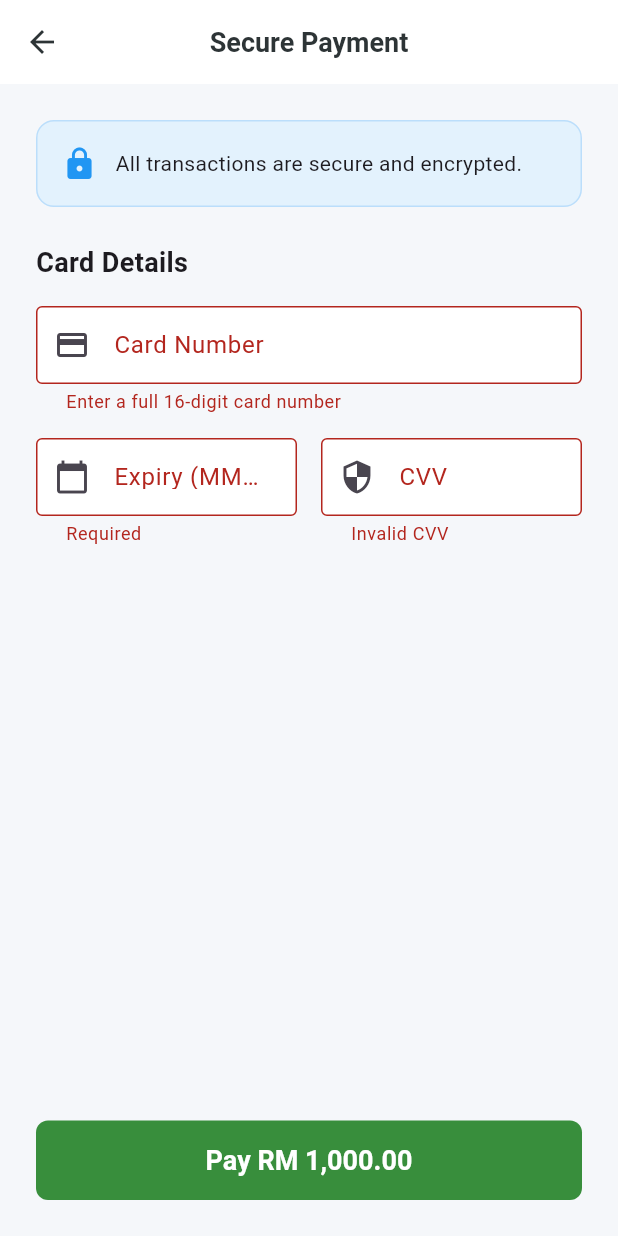
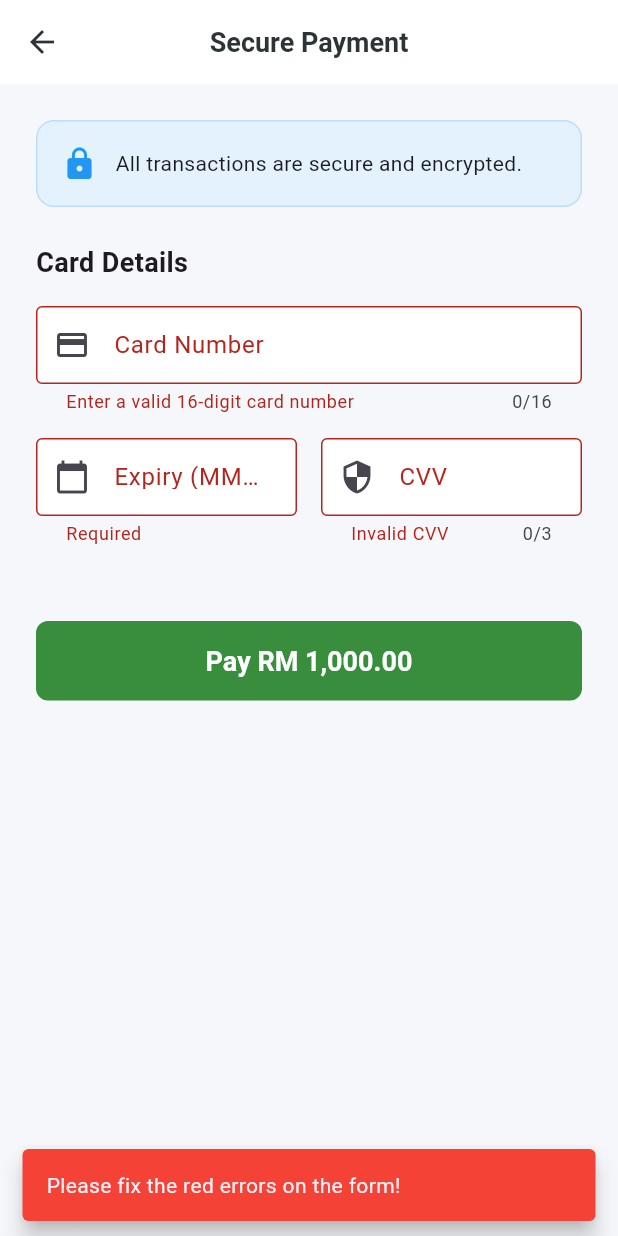
Before and after one commit to nrlisa/mobile-project, a Flutter app: the PaymentScreen screen opened by its route, after a tap on "Pay RM 1,000.00", on a phone screen of 412 x 824 dp. Run offline on Flutter 3.47's test engine with Material 3 defaults, Android fonts, the phone set to English and light mode, and no system bars; our stand-ins replace go_router.

Commit message:
Intial commit with full project

```diff
--- a/lib/screens/exhibitor/payment_screen.dart
+++ b/lib/screens/exhibitor/payment_screen.dart
@@ -1,6 +1,5 @@
 import 'package:flutter/material.dart';
-import 'package:flutter/services.dart'; // Needed for input formatters
-import 'package:go_router/go_router.dart';
+import 'package:flutter/services.dart';
 
 class PaymentScreen extends StatefulWidget {
   const PaymentScreen({super.key});
@@ -13,7 +12,7 @@ class _PaymentScreenState extends State<PaymentScreen> {
   bool _isLoading = false;
   final _formKey = GlobalKey<FormState>();
 
-  // Controllers
+  // Text Controllers
   final _cardController = TextEditingController();
   final _expiryController = TextEditingController();
   final _cvvController = TextEditingController();
@@ -26,14 +25,23 @@ class _PaymentScreenState extends State<PaymentScreen> {
     super.dispose();
   }
 
+  // --- PAYMENT LOGIC ---
   Future<void> _processPayment() async {
-    // 1. Clear keyboard to see any error messages clearly
+    // 1. Hide keyboard
     FocusScope.of(context).unfocus();
 
     // 2. Check Validation
-    if (!_formKey.currentState!.validate()) {
-      // Logic Fix: If validation fails, stop here so the user sees the red error text.
-      // We explicitly return so logic doesn't continue.
+    final isValid = _formKey.currentState!.validate();
+
+    if (!isValid) {
+      // VISUAL FEEDBACK: Shows a red bar if the form is wrong
+      ScaffoldMessenger.of(context).showSnackBar(
+        const SnackBar(
+          content: Text("Please fix the red errors on the form!"),
+          backgroundColor: Colors.red,
+          behavior: SnackBarBehavior.floating,
+        ),
+      );
       return;
     }
 
@@ -41,7 +49,7 @@ class _PaymentScreenState extends State<PaymentScreen> {
     setState(() => _isLoading = true);
 
     try {
-      // Simulate network delay
+      // Simulate network delay (2 seconds)
       await Future.delayed(const Duration(seconds: 2));
 
       if (!mounted) return;
@@ -62,16 +70,14 @@ class _PaymentScreenState extends State<PaymentScreen> {
             ],
           ),
           content: const Text(
-            "Your booth has been successfully reserved.\nYou can view it in 'My Applications'.",
+            "Your booth has been reserved!\nCheck 'My Applications'.",
             textAlign: TextAlign.center
           ),
           actions: [
   TextButton(
     onPressed: () {
-                // Ensure the dialog closes before navigating
-                context.pop();
-                // Navigate away - ensure this route exists in your GoRouter config
-                context.go('/exhibitor/applications');
+      Navigator.pop(ctx); // Close Dialog
+      Navigator.pop(context); // Close Payment Screen & Go back to Flow
     },
     child: const Text("View Receipt"),
   )
@@ -80,12 +86,11 @@ class _PaymentScreenState extends State<PaymentScreen> {
       );
 
     } catch (e) {
-      // 5. Error Handling (Fixes the "Stuck Loading" issue)
-      // If payment fails, we MUST turn off loading
+      // 5. Error Handling
       if (mounted) {
         setState(() => _isLoading = false);
         ScaffoldMessenger.of(context).showSnackBar(
-          SnackBar(content: Text("Payment Failed: $e"), backgroundColor: Colors.red),
+          SnackBar(content: Text("Error: $e"), backgroundColor: Colors.red),
         );
       }
     }
@@ -95,14 +100,16 @@ class _PaymentScreenState extends State<PaymentScreen> {
   Widget build(BuildContext context) {
     return Scaffold(
       appBar: AppBar(title: const Text("Secure Payment")),
-      body: Padding(
+      // ADDED SCROLL VIEW: Prevents "Bottom Overflow" errors
+      body: SingleChildScrollView(
+        child: Padding(
           padding: const EdgeInsets.all(24.0),
           child: Form(
             key: _formKey,
             child: Column(
               crossAxisAlignment: CrossAxisAlignment.stretch,
               children: [
-              // Header
+                // Info Header
                 Container(
                   padding: const EdgeInsets.all(16),
                   decoration: BoxDecoration(
@@ -123,7 +130,7 @@ class _PaymentScreenState extends State<PaymentScreen> {
                 const Text("Card Details", style: TextStyle(fontSize: 18, fontWeight: FontWeight.bold)),
                 const SizedBox(height: 16),
 
-              // Card Number
+                // Card Number Field
                 TextFormField(
                   controller: _cardController,
                   decoration: const InputDecoration(
@@ -131,16 +138,14 @@ class _PaymentScreenState extends State<PaymentScreen> {
                     hintText: "0000 0000 0000 0000",
                     prefixIcon: Icon(Icons.credit_card),
                     border: OutlineInputBorder(),
-                  counterText: "", // Hides the character counter
                   ),
                   keyboardType: TextInputType.number,
-                maxLength: 16, // Hard limit
-                inputFormatters: [
-                  FilteringTextInputFormatter.digitsOnly, // Only allow numbers
-                ],
+                  // Ensure only numbers are typed
+                  inputFormatters: [FilteringTextInputFormatter.digitsOnly],
+                  maxLength: 16,
                   validator: (value) {
                     if (value == null || value.length < 16) {
-                    return "Enter a full 16-digit card number";
+                      return "Enter a valid 16-digit card number";
                     }
                     return null;
                   },
@@ -149,7 +154,7 @@ class _PaymentScreenState extends State<PaymentScreen> {
 
                 Row(
                   children: [
-                  // Expiry Date
+                    // Expiry Field
                     Expanded(
                       child: TextFormField(
                         controller: _expiryController,
@@ -157,20 +162,17 @@ class _PaymentScreenState extends State<PaymentScreen> {
                           labelText: "Expiry (MM/YY)",
                           border: OutlineInputBorder(),
                           prefixIcon: Icon(Icons.calendar_today),
-                        hintText: "MM/YY"
                         ),
                         keyboardType: TextInputType.datetime,
                         validator: (value) {
-                        if (value == null || value.isEmpty) {
-                          return "Required";
-                        }
-                        return null; // Add logic here if you want strict date checking
+                           if (value == null || value.isEmpty) return "Required";
+                           return null;
                         },
                       ),
                     ),
                     const SizedBox(width: 16),
 
-                  // CVV
+                    // CVV Field
                     Expanded(
                       child: TextFormField(
                         controller: _cvvController,
@@ -178,23 +180,22 @@ class _PaymentScreenState extends State<PaymentScreen> {
                           labelText: "CVV",
                           border: OutlineInputBorder(),
                           prefixIcon: Icon(Icons.security),
-                        counterText: "",
                         ),
                         obscureText: true,
                         keyboardType: TextInputType.number,
-                      maxLength: 3, // Hard limit
-                      inputFormatters: [
-                        FilteringTextInputFormatter.digitsOnly,
-                      ],
+                        inputFormatters: [FilteringTextInputFormatter.digitsOnly],
+                        maxLength: 3,
                         validator: (val) => (val != null && val.length == 3) ? null : "Invalid CVV",
                       ),
                     ),
                   ],
                 ),
-              const Spacer(),
 
+                // REPLACED Spacer() with SizedBox to prevent crash
+                const SizedBox(height: 50),
+
+                // Submit Button
                 ElevatedButton(
-                // Logic Fix: Ensure button is disabled ONLY when loading
                   onPressed: _isLoading ? null : _processPayment,
                   style: ElevatedButton.styleFrom(
                     padding: const EdgeInsets.symmetric(vertical: 16),
@@ -209,6 +210,7 @@ class _PaymentScreenState extends State<PaymentScreen> {
             ),
           ),
         ),
+      ),
     );
   }
 }
--- a/lib/utils/routes.dart
+++ b/lib/utils/routes.dart
@@ -11,6 +11,7 @@ import '../screens/organizer/organizer_dashboard.dart';
 import '../screens/organizer/floorplan_upload.dart';
 import '../screens/admin/admin_dashboard.dart'; // Make sure this file exists, or remove the route if not ready
 import '../models/types.dart';
+
 
 final GoRouter router = GoRouter(
   initialLocation: '/login',
```
Also changed, not shown: lib/screens/exhibitor/exhibitor_flow_screen.dart (+13 -9 lines). Lines whose indentation alone changed are shown as unchanged.
